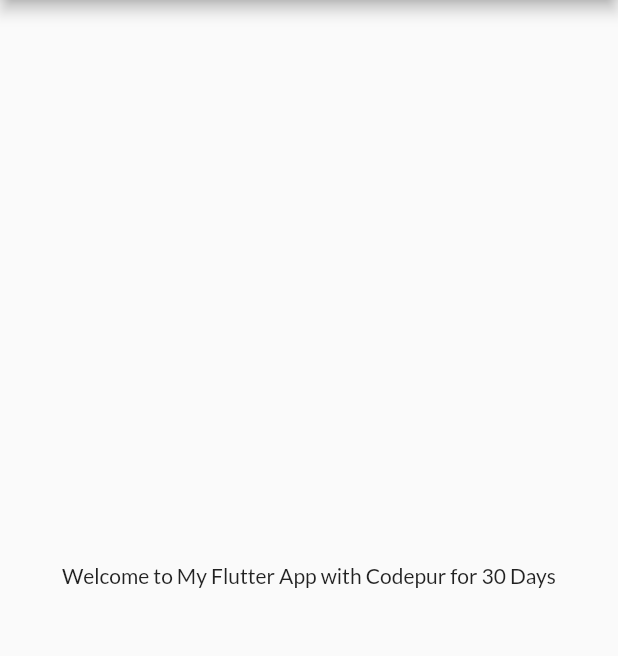
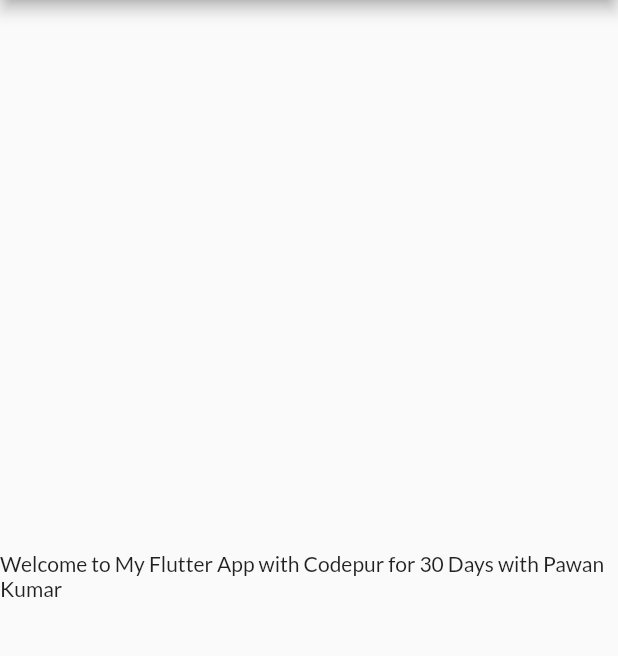
Before and after one commit to maheshdbabar9340/30DaysOfFlutter, a Flutter app: the HomePage screen opened by its route, on a phone screen of 412 x 824 dp, the part 84-740 px from its top. Run offline on Flutter 3.47's test engine with Material 2 defaults, Android fonts, the phone set to English and light mode, and no system bars; our stand-ins replace google_fonts; missing offline and left inert: dart:html.

Commit message:
Day 5 completed

```diff
--- a/lib/pages/home_page.dart
+++ b/lib/pages/home_page.dart
@@ -16,7 +16,7 @@ class HomePage extends StatelessWidget {
       ),
       body: Center(
         child: Container(
-          child: Text("Welcome to My Flutter App with $name for $days Days"),
+          child: Text("Welcome to My Flutter App with $name for $days Days with Pawan Kumar"),
         ),
       ),
       drawer: Drawer(),
```
